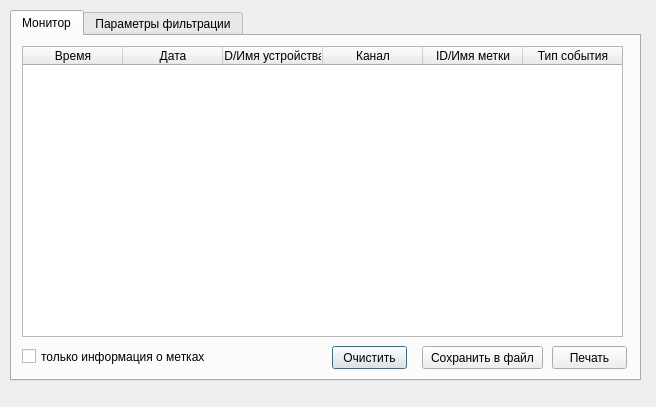
The window that audit/audit/ui/monitor_window.ui (BACuTPOH/r245) describes before a commit, drawn with Qt 5.
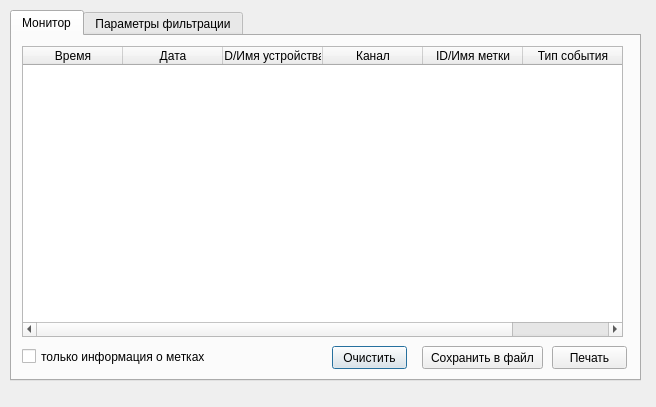
The same window after the commit.

Patch:
```diff
--- a/audit/audit/ui/monitor_window.ui
+++ b/audit/audit/ui/monitor_window.ui
@@ -39,7 +39,7 @@
       </rect>
      </property>
      <property name="horizontalScrollBarPolicy">
-      <enum>Qt::ScrollBarAlwaysOff</enum>
+      <enum>Qt::ScrollBarAsNeeded</enum>
      </property>
      <column>
       <property name="text">
```
Left out of the diff: 4 changed lines with no effect on the pictures.
